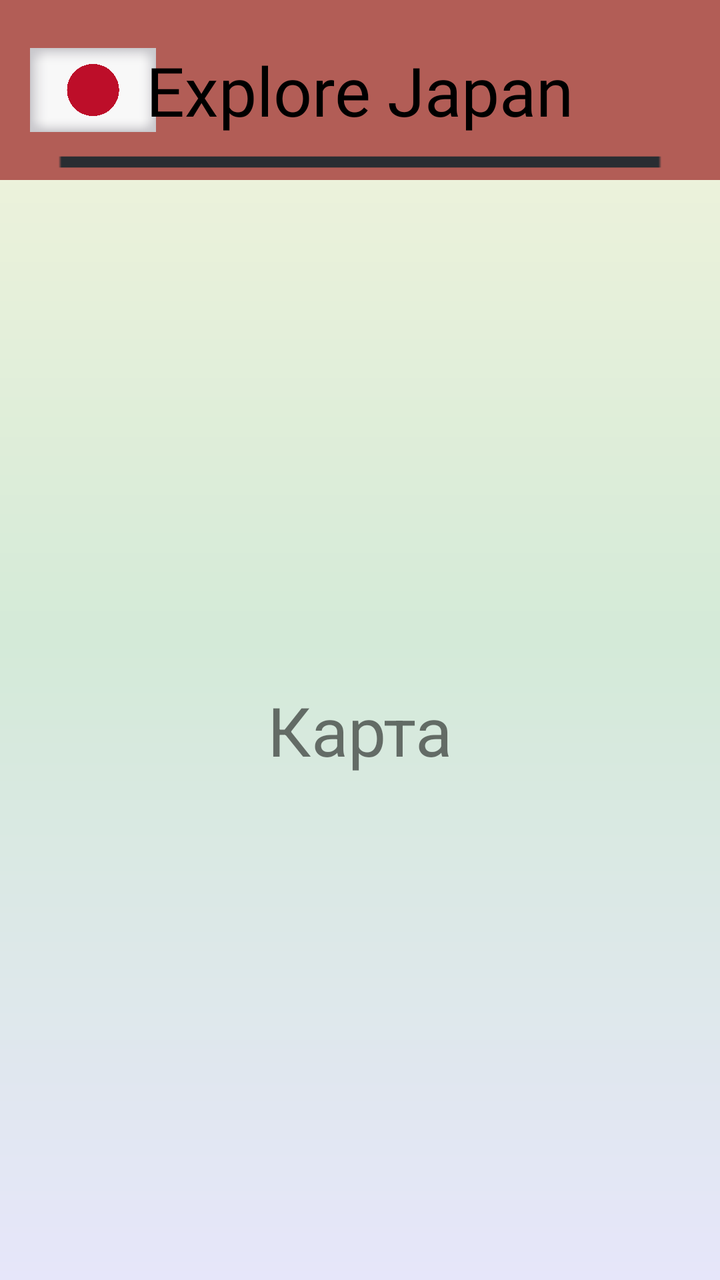
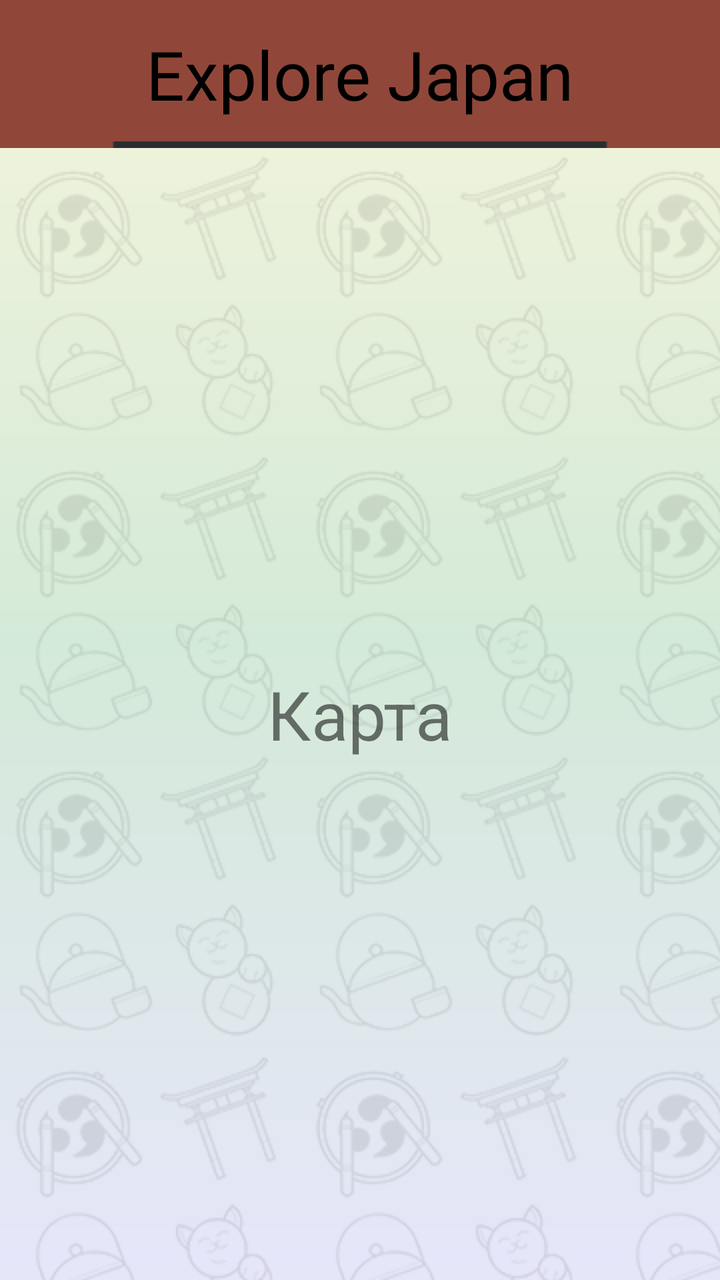

Before-and-after screenshots of an Android layout around one commit, followed by the original layout XML and the change that was made.
<!-- AndroidManifest.xml: application theme Theme.ExploreJapanApp -->
<!-- res/layout/fragment__map.xml -->
<?xml version="1.0" encoding="utf-8"?>
<androidx.constraintlayout.widget.ConstraintLayout xmlns:android="http://schemas.android.com/apk/res/android"
    xmlns:app="http://schemas.android.com/apk/res-auto"
    xmlns:tools="http://schemas.android.com/tools"
    android:layout_width="match_parent"
    android:layout_height="match_parent"
    android:background="@drawable/gradient_background"
    android:orientation="vertical">

    

    <androidx.constraintlayout.widget.ConstraintLayout
        android:id="@+id/header"
        android:layout_width="match_parent"
        android:layout_height="90dp"
        android:background="@color/lightred"
        app:layout_constraintTop_toTopOf="parent"
        tools:layout_editor_absoluteX="0dp">

        <ImageView
            android:id="@+id/top_line"
            android:layout_width="200dp"
            android:layout_height="wrap_content"
            android:layout_marginTop="72dp"
            android:scaleX="5"
            android:scaleY="1"
            android:src="@drawable/horizontal_line"
            app:layout_constraintBottom_toBottomOf="parent"
            app:layout_constraintEnd_toEndOf="parent"
            app:layout_constraintStart_toStartOf="parent"
            app:layout_constraintTop_toTopOf="parent" />

        <ImageView
            android:id="@+id/flag_japan"
            android:layout_width="63dp"
            android:layout_height="42dp"
            android:layout_marginStart="15dp"
            android:contentDescription="@string/hint_flag"
            android:src="@drawable/japanflag"
            app:layout_constraintBottom_toBottomOf="parent"
            app:layout_constraintStart_toStartOf="parent"
            app:layout_constraintTop_toTopOf="parent" />

        <TextView
            android:id="@+id/Title"
            android:layout_width="wrap_content"
            android:layout_height="wrap_content"
            android:fontFamily="@font/fjord_one"
            android:gravity="center_vertical"
            android:text="@string/app_name"
            android:textColor="@color/black"
            android:textSize="34sp"
            app:layout_constraintBottom_toBottomOf="parent"
            app:layout_constraintEnd_toEndOf="parent"
            app:layout_constraintStart_toStartOf="parent"
            app:layout_constraintTop_toTopOf="parent" />

    </androidx.constraintlayout.widget.ConstraintLayout>

    <TextView
        android:id="@+id/textView"
        android:layout_width="wrap_content"
        android:layout_height="wrap_content"
        android:text="@string/map"
        android:textSize="34sp"
        app:layout_constraintBottom_toBottomOf="parent"
        app:layout_constraintEnd_toEndOf="parent"
        app:layout_constraintStart_toStartOf="parent"
        app:layout_constraintTop_toBottomOf="@+id/header" />

</androidx.constraintlayout.widget.ConstraintLayout>
<!-- resources referenced by this layout -->
<resources>
  <color name="black">#FF000000</color>
  <color name="lightred">#B25D56</color>
  <!-- drawable gradient_background (drawable) -->
  <?xml version="1.0" encoding="utf-8"?>
  <shape xmlns:android="http://schemas.android.com/apk/res/android">
      <gradient
          android:startColor="@color/cream_washi"
      android:centerColor="@color/pastel_green_tea"
      android:endColor="@color/lavender"
      android:angle="145" />
  </shape>
  <!-- drawable horizontal_line: png bitmap (drawable, 2576 bytes) -->
  <!-- drawable japanflag: png bitmap (drawable, 423230 bytes) -->
  <string name="app_name">Explore Japan</string>
  <string name="hint_flag">flag_photo</string>
  <string name="map">Карта</string>
  <style name="Theme.ExploreJapanApp" parent="Theme.MaterialComponents.Light.NoActionBar">
          <item name="colorPrimary">@color/black</item>
          <item name="colorSecondary">@color/black</item>
          <item name="colorOnPrimary">@android:color/white</item>
          <item name="colorOnSecondary">@android:color/white</item>
          <item name="android:statusBarColor">@color/black</item>
      </style>
  <color name="cream_washi">#F5F5DC</color>
  <color name="pastel_green_tea">#D4EAD8</color>
  <color name="lavender">#E6E6FA</color>
</resources>

<!-- the commit's change to res/layout/fragment__map.xml (unified diff, before → after) -->
@@ -12,8 +12,8 @@
     <androidx.constraintlayout.widget.ConstraintLayout
         android:id="@+id/header"
         android:layout_width="match_parent"
-        android:layout_height="90dp"
-        android:background="@color/lightred"
+        android:layout_height="74dp"
+        android:background="@color/grad3"
         app:layout_constraintTop_toTopOf="parent"
         tools:layout_editor_absoluteX="0dp">
 
@@ -27,17 +27,6 @@
             android:src="@drawable/horizontal_line"
             app:layout_constraintBottom_toBottomOf="parent"
             app:layout_constraintEnd_toEndOf="parent"
-            app:layout_constraintStart_toStartOf="parent"
-            app:layout_constraintTop_toTopOf="parent" />
-
-        <ImageView
-            android:id="@+id/flag_japan"
-            android:layout_width="63dp"
-            android:layout_height="42dp"
-            android:layout_marginStart="15dp"
-            android:contentDescription="@string/hint_flag"
-            android:src="@drawable/japanflag"
-            app:layout_constraintBottom_toBottomOf="parent"
             app:layout_constraintStart_toStartOf="parent"
             app:layout_constraintTop_toTopOf="parent" />
 
<!-- resource entries referenced after the edit -->
@@ -1,20 +1,30 @@
 <!-- resources referenced by this layout -->
 <resources>
   <color name="black">#FF000000</color>
-  <color name="lightred">#B25D56</color>
+  <color name="grad3">#90473A</color>
   <!-- drawable gradient_background (drawable) -->
   <?xml version="1.0" encoding="utf-8"?>
-  <shape xmlns:android="http://schemas.android.com/apk/res/android">
-      <gradient
-          android:startColor="@color/cream_washi"
-      android:centerColor="@color/pastel_green_tea"
-      android:endColor="@color/lavender"
-      android:angle="145" />
-  </shape>
+  <layer-list xmlns:android="http://schemas.android.com/apk/res/android">
+      
+      <item>
+          <shape>
+              <gradient
+                  android:startColor="@color/cream_washi"
+                  android:centerColor="@color/pastel_green_tea"
+                  android:endColor="@color/lavender"
+                  android:angle="145" />
+          </shape>
+      </item>
+      
+      <item>
+          <bitmap
+              android:src="@drawable/icons"
+              android:tileMode="repeat"
+              android:alpha="0.1" />
+      </item>
+  </layer-list>
   <!-- drawable horizontal_line: png bitmap (drawable, 2576 bytes) -->
-  <!-- drawable japanflag: png bitmap (drawable, 423230 bytes) -->
   <string name="app_name">Explore Japan</string>
-  <string name="hint_flag">flag_photo</string>
   <string name="map">Карта</string>
   <style name="Theme.ExploreJapanApp" parent="Theme.MaterialComponents.Light.NoActionBar">
           <item name="colorPrimary">@color/black</item>
@@ -26,5 +36,6 @@
   <color name="cream_washi">#F5F5DC</color>
   <color name="pastel_green_tea">#D4EAD8</color>
   <color name="lavender">#E6E6FA</color>
+  <!-- drawable icons: png bitmap (drawable, 9928 bytes) -->
 </resources>
 
